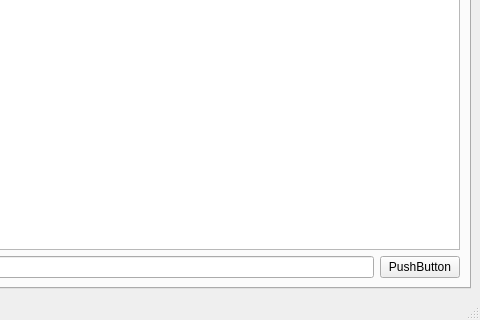
Before: the Qt Designer form src/mainwindow.ui in JonasKnarbakk/WoW-AddonManager, drawn with Qt 5; both pictures show x 333 to 813 and y 280 to 600 of the 813 by 600 pixel window.
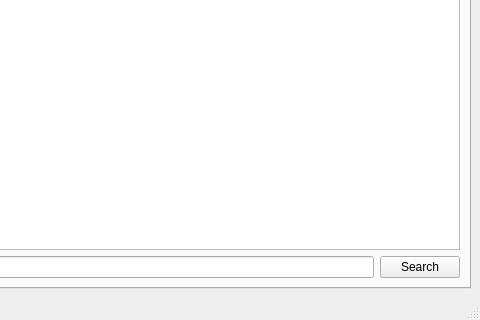
After: the same form once the commit is applied.

The edit to the form file:
```diff
--- a/src/mainwindow.ui
+++ b/src/mainwindow.ui
@@ -34,7 +34,7 @@
         <item row="1" column="1">
          <widget class="QPushButton" name="pushButton">
           <property name="text">
-           <string>PushButton</string>
+           <string>Search</string>
           </property>
          </widget>
         </item>
```
Left out of the diff: 20 changed lines with no effect on the pictures.
